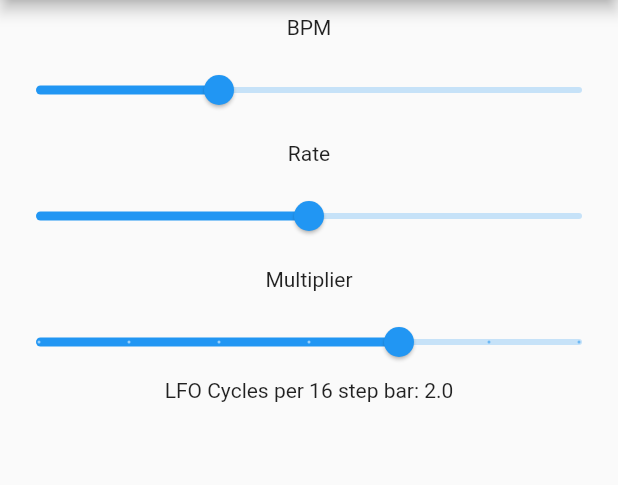
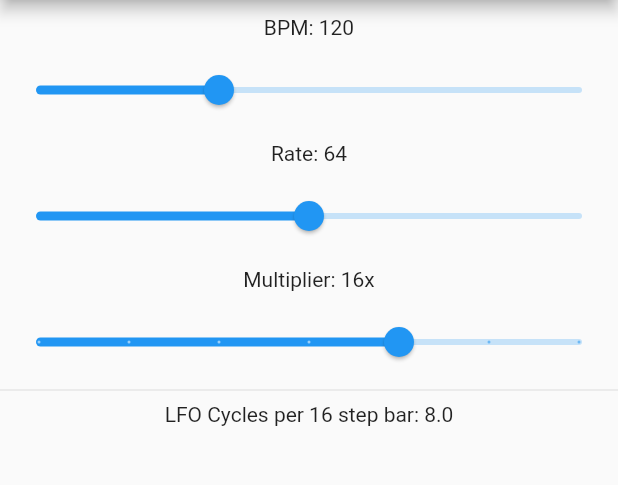
Before and after one commit to amorgan101010/elektronic-sequencer, a Flutter app: the screen it shows after launch, on a phone screen of 412 x 824 dp, the part 84-569 px from its top. Run offline on Flutter 3.47's test engine with Material 2 defaults, Android fonts, the phone set to English and light mode, and no system bars.

Commit message:
Sorted out some mathy issues with the multiplier

```diff
--- a/lfo_sliderule/lib/main.dart
+++ b/lfo_sliderule/lib/main.dart
@@ -1,3 +1,5 @@
+import 'dart:math';
+
 import 'package:flutter/material.dart';
 
 void main() {
@@ -41,8 +43,12 @@ class _LFOSlidersState extends State<LFOSliders> {
 
   // How do I avoid using vars for all this??
   var lfoRate = 64;
-  var lfoMultiplier = 4;
+
+  var lfoMultiplier = 16; // 2^4
+  var lfoMultiplierPower = 4;
+
   var bpm = 120;
+
   var lfoCyclesPerBar = 0;
 
   @override
@@ -57,7 +63,7 @@ class _LFOSlidersState extends State<LFOSliders> {
           const SizedBox(
             height: 10,
           ),
-          const Text('BPM'),
+          Text('BPM: $bpm'),
           const SizedBox(
             height: 10,
           ),
@@ -75,7 +81,7 @@ class _LFOSlidersState extends State<LFOSliders> {
           const SizedBox(
             height: 10,
           ),
-          const Text('Rate'),
+          Text('Rate: $lfoRate'),
           const SizedBox(
             height: 10,
           ),
@@ -92,21 +98,22 @@ class _LFOSlidersState extends State<LFOSliders> {
           const SizedBox(
             height: 10,
           ),
-          const Text('Multiplier'),
+          Text('Multiplier: ${lfoMultiplier}x'),
           const SizedBox(
             height: 10,
           ),
           Slider(
-              value: lfoMultiplier.toDouble(),
+              value: lfoMultiplierPower.toDouble(),
               divisions: lfoMultiplierMaxPower - lfoMultiplierMinPower,
-              onChanged: (newLFOMultiplier) {
+              onChanged: (newLFOMultiplierPower) {
                 setState(() {
-                  lfoMultiplier = newLFOMultiplier ~/ 1;
+                  lfoMultiplierPower = newLFOMultiplierPower.toInt();
+                  lfoMultiplier = pow(2, lfoMultiplierPower).toInt();
                 });
               },
               min: lfoMultiplierMinPower.toDouble(),
               max: lfoMultiplierMaxPower.toDouble()),
-          // TODO: Make this update when sliders move, somehow
+          const Divider(),
           Text(
               'LFO Cycles per 16 step bar: ${calculateLFOCyclesPerBar().toString()}'),
         ],
@@ -117,4 +124,6 @@ class _LFOSlidersState extends State<LFOSliders> {
   num calculateLFOCycleDurationInSteps() => lfoRate * lfoMultiplier * bpm;
 
   num calculateLFOCyclesPerBar() => (lfoRate * lfoMultiplier) / 128;
+
+  num calculateBarsPerLFOCycle() => 1 / calculateLFOCyclesPerBar();
 }
```
